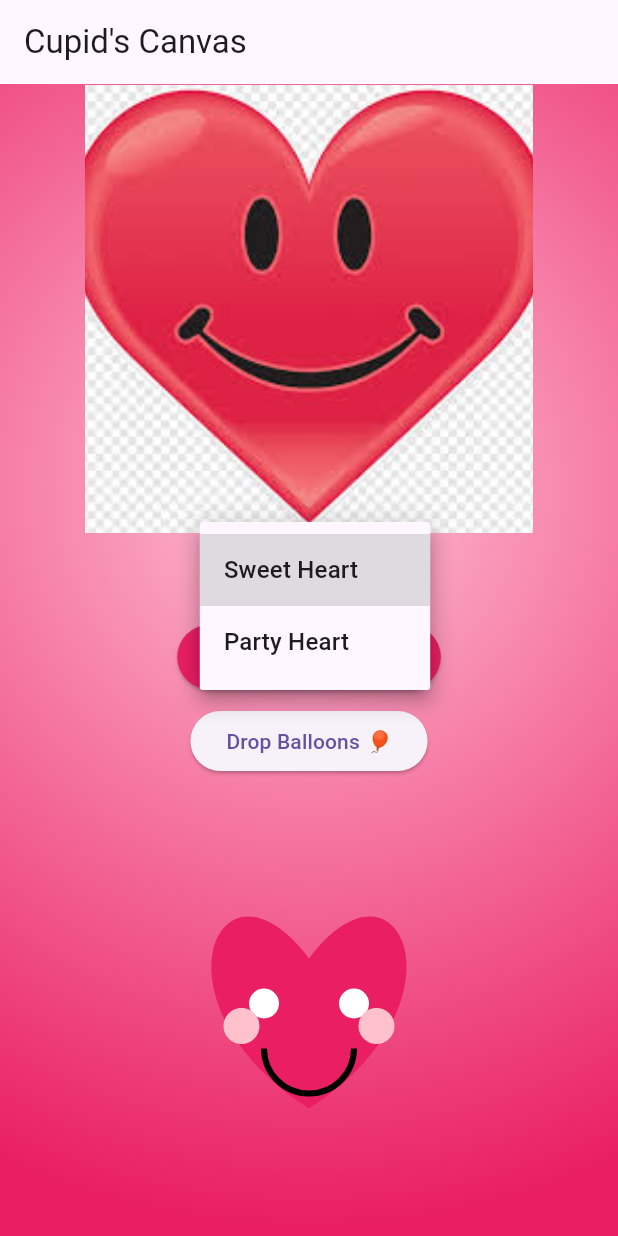
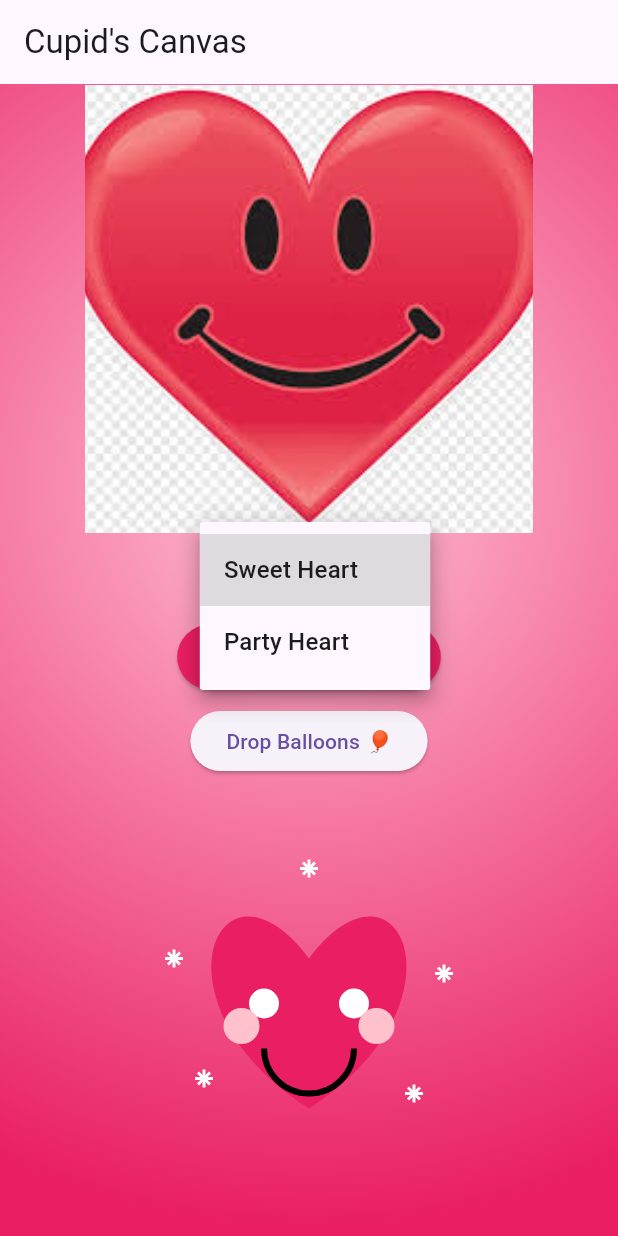
Before and after one commit to sanaul-writes-code/valentines-day, a Flutter app: the screen it shows after launch, after a tap on "Sweet Heart", on a phone screen of 412 x 824 dp. Run offline on Flutter 3.47's test engine with Material 3 defaults, Android fonts, the phone set to English and light mode, and no system bars.

Commit message:
added sparkle around main heart emoji

```diff
--- a/lib/main.dart
+++ b/lib/main.dart
@@ -387,6 +387,49 @@ class HeartEmojiPainter extends CustomPainter {
       canvas.drawCircle(Offset(center.dx - 45, center.dy + 5), 12, blushPaint);
       canvas.drawCircle(Offset(center.dx + 45, center.dy + 5), 12, blushPaint);
     }
+
+    _drawSparkles(canvas, center, size);
+  }
+
+  void _drawSparkles(Canvas canvas, Offset center, Size size) {
+    final sparklePaint = Paint()
+      ..color = Colors.white
+      ..strokeWidth = 2
+      ..style = PaintingStyle.stroke;
+
+    final sparkles = [
+      Offset(center.dx - 90, center.dy - 40),
+      Offset(center.dx + 90, center.dy - 30),
+      Offset(center.dx - 70, center.dy + 40),
+      Offset(center.dx + 70, center.dy + 50),
+      Offset(center.dx, center.dy - 100),
+    ];
+
+    for (final s in sparkles) {
+      canvas.drawLine(
+        Offset(s.dx - 6, s.dy),
+        Offset(s.dx + 6, s.dy),
+        sparklePaint,
+      );
+      canvas.drawLine(
+        Offset(s.dx, s.dy - 6),
+        Offset(s.dx, s.dy + 6),
+        sparklePaint,
+      );
+      canvas.drawLine(
+        Offset(s.dx - 4, s.dy - 4),
+        Offset(s.dx + 4, s.dy + 4),
+        sparklePaint,
+      );
+      canvas.drawLine(
+        Offset(s.dx - 4, s.dy + 4),
+        Offset(s.dx + 4, s.dy - 4),
+        sparklePaint,
+      );
+
+      final dotPaint = Paint()..color = Colors.white;
+      canvas.drawCircle(s, 2, dotPaint);
+    }
   }
 
   @override
```
